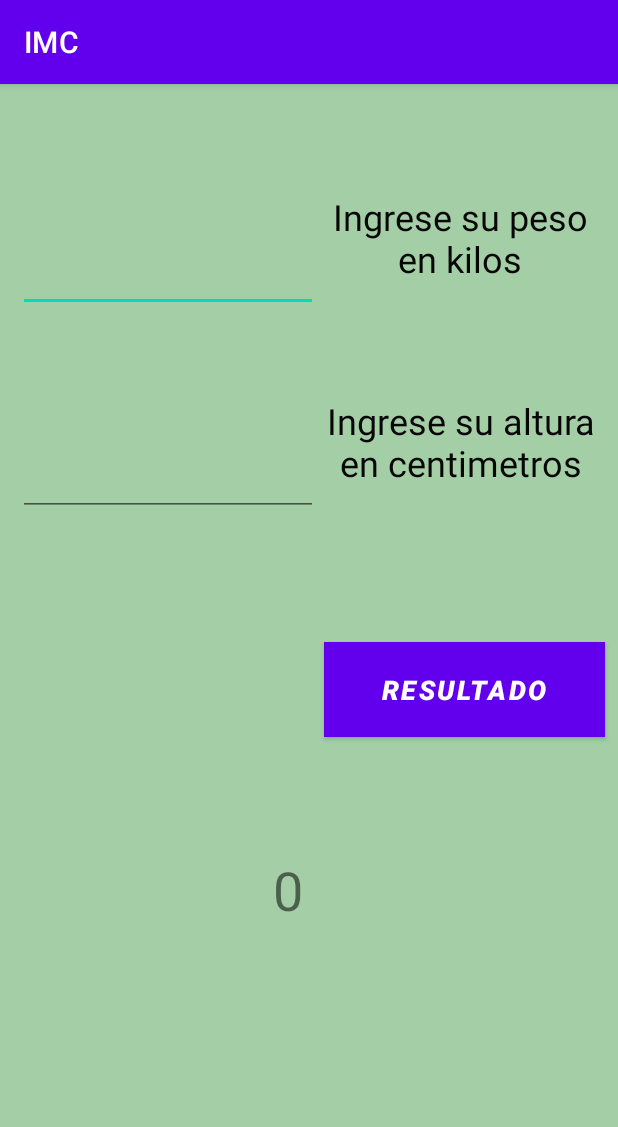
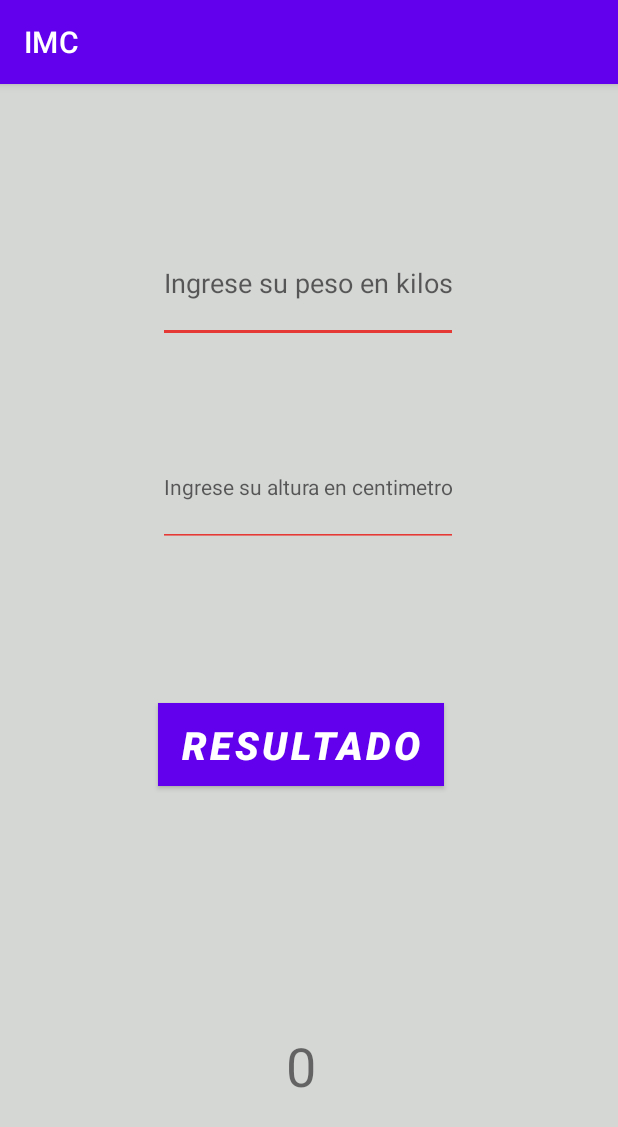
Before and after one commit to MartinezCristianD/IMC, an Android app: the screen it shows after launch (MainActivity), on a phone screen of 412 x 824 dp. Shown: the top 1127 px of the screen. Run offline under Robolectric (Android 15) with nearby library versions, the phone set to English and light mode, and no system bars; 2 statements that could not run were skipped.

Commit message:
initial code of imc

```diff
--- a/app/build.gradle
+++ b/app/build.gradle
@@ -2,7 +2,9 @@ plugins {
     id 'com.android.application'
     id 'kotlin-android'
 }
-
+apply plugin:"kotlin-android"
+apply plugin:"kotlin-android-extensions"
+apply plugin: "kotlin-kapt"
 android {
     compileSdkVersion 30
     buildToolsVersion "30.0.3"
--- a/app/src/main/java/com/panda/imc/MainActivity.kt
+++ b/app/src/main/java/com/panda/imc/MainActivity.kt
@@ -2,10 +2,70 @@ package com.panda.imc
 
 import androidx.appcompat.app.AppCompatActivity
 import android.os.Bundle
+import android.view.View
+import android.widget.Button
+import kotlinx.android.synthetic.main.activity_main.*
 
 class MainActivity : AppCompatActivity() {
+    private val high=findViewById<View>(R.id.high)as Double
+    private val weigth=findViewById<View>(R.id.weigth)as Double
+    private var opp=0.0
+
+
+
     override fun onCreate(savedInstanceState: Bundle?) {
         super.onCreate(savedInstanceState)
         setContentView(R.layout.activity_main)
+
+        val result: Button = findViewById(R.id.boton)
+        result.setOnClickListener{resultImc()}
     }
-}
+        private fun resultImc() {
+            if (this.high in 0.0..250.0 && weigth in 0.0..150.0) {
+                opp = weigth / (this.high * this.high)
+            } else {
+                resultView.text = "error"
+            }
+        }
+    }
+
+
+
+
+
+
+
+
+
+
+
+
+
+
+
+
+
+
+
+
+
+
+
+     /*   showView = "0"
+        val result: Button = findViewById(R.id.boton)
+        result.setOnClickListener(resView())
+    }
+    private var high = findViewById<EditText>(R.id.high)
+    private var weigth = findViewById<EditText>(R.id.weigth)
+    private var showView = findViewById<TextView>(R.id.resultView).toString()
+
+
+    private fun resView(): View.OnClickListener? {
+        val altura = high.toString().toDouble()
+        val peso = weigth.toString().toDouble()
+        val oper = (peso / (altura * altura))
+        showView = when (oper) {
+            in 10.0..70.0 -> oper.toString()
+            else -> "error"
+        }
+    }*/
--- a/app/src/main/res/layout/activity_main.xml
+++ b/app/src/main/res/layout/activity_main.xml
@@ -4,8 +4,8 @@
     xmlns:tools="http://schemas.android.com/tools"
     android:layout_width="match_parent"
     android:layout_height="match_parent"
-    android:background="#96CC67"
-    android:backgroundTint="#AD7AB87D"
+    android:background="#EFE8E8"
+    android:backgroundTint="#ADC1C5C1"
     android:hapticFeedbackEnabled="false"
     tools:context=".MainActivity">
 
@@ -13,21 +13,25 @@
         android:id="@+id/weigth"
         android:layout_width="200dp"
         android:layout_height="80dp"
+        android:backgroundTint="#E53935"
         android:ems="10"
+        android:hint="@string/weight"
         android:inputType="numberDecimal"
         app:layout_constraintBottom_toBottomOf="parent"
         app:layout_constraintEnd_toEndOf="parent"
-        app:layout_constraintHorizontal_bias="0.056"
+        app:layout_constraintHorizontal_bias="0.497"
         app:layout_constraintStart_toStartOf="parent"
         app:layout_constraintTop_toTopOf="parent"
-        app:layout_constraintVertical_bias="0.105" />
+        app:layout_constraintVertical_bias="0.135" />
 
     <EditText
         android:id="@+id/high"
         android:layout_width="200dp"
         android:layout_height="80dp"
         android:layout_marginTop="56dp"
+        android:backgroundTint="#E53935"
         android:ems="10"
+        android:hint="@string/high"
         android:inputType="number"
         android:textSize="14sp"
         app:layout_constraintEnd_toEndOf="@+id/weigth"
@@ -37,10 +41,9 @@
 
     <TextView
         android:id="@+id/resultView"
-        android:layout_width="400dp"
-        android:layout_height="100dp"
-        android:layout_marginTop="52dp"
-        android:layout_marginEnd="12dp"
+        android:layout_width="287dp"
+        android:layout_height="122dp"
+        android:layout_marginTop="72dp"
         android:gravity="center"
         android:padding="4dp"
         android:paddingStart="4dp"
@@ -51,56 +54,32 @@
         android:paddingBottom="4dp"
         android:text="0"
         android:textSize="36sp"
-        app:layout_constraintEnd_toEndOf="@+id/resultbutton"
-        app:layout_constraintTop_toBottomOf="@+id/resultbutton" />
+        app:layout_constraintBottom_toBottomOf="parent"
+        app:layout_constraintEnd_toEndOf="@+id/boton"
+        app:layout_constraintStart_toStartOf="@+id/boton"
+        app:layout_constraintTop_toBottomOf="@+id/boton" />
 
     <Button
-        android:id="@+id/resultbutton"
-        android:layout_width="187dp"
-        android:layout_height="63dp"
-        android:layout_marginStart="4dp"
-        android:layout_marginTop="84dp"
-        android:background="#0E0E0E"
-        android:backgroundTint="#AF684F"
+        android:id="@+id/boton"
+        android:layout_width="wrap_content"
+        android:layout_height="wrap_content"
+        android:layout_marginTop="104dp"
+        android:layout_marginEnd="112dp"
+        android:background="#039BE5"
+        android:backgroundTint="#2756A6"
+        android:foregroundGravity="clip_horizontal"
         android:foregroundTint="#CA2424"
+        android:gravity="center_vertical"
+        android:hapticFeedbackEnabled="false"
         android:text="@string/result"
-        android:textSize="18sp"
+        android:textSize="26sp"
         android:textStyle="bold|italic"
+        android:visibility="visible"
         app:iconTint="#151212"
-        app:layout_constraintEnd_toEndOf="parent"
+        app:layout_constraintEnd_toEndOf="@+id/high"
         app:layout_constraintHorizontal_bias="0.0"
-        app:layout_constraintStart_toEndOf="@+id/high"
-        app:layout_constraintTop_toBottomOf="@+id/textView3"
-        app:rippleColor="#813232"
+        app:layout_constraintStart_toStartOf="@+id/high"
+        app:layout_constraintTop_toBottomOf="@+id/high"
         app:strokeColor="#E13E3E" />
 
-    <TextView
-        android:id="@+id/textView2"
-        android:layout_width="190dp"
-        android:layout_height="80dp"
-        android:text="@string/weight"
-        android:textAlignment="center"
-        android:textColor="#070606"
-        android:textSize="24sp"
-        app:layout_constraintBottom_toBottomOf="@+id/weigth"
-        app:layout_constraintEnd_toEndOf="parent"
-        app:layout_constraintHorizontal_bias="0.0"
-        app:layout_constraintStart_toEndOf="@+id/weigth"
-        app:layout_constraintTop_toTopOf="@+id/weigth"
-        app:layout_constraintVertical_bias="1.0" />
-
-    <TextView
-        android:id="@+id/textView3"
-        android:layout_width="190dp"
-        android:layout_height="80dp"
-        android:layout_marginTop="56dp"
-        android:text="@string/high"
-        android:textAlignment="center"
-        android:textColor="#070606"
-        android:textSize="24sp"
-        app:layout_constraintEnd_toEndOf="@+id/textView2"
-        app:layout_constraintHorizontal_bias="0.0"
-        app:layout_constraintStart_toEndOf="@+id/high"
-        app:layout_constraintTop_toBottomOf="@+id/textView2" />
-
 </androidx.constraintlayout.widget.ConstraintLayout>
--- /dev/null
+++ b/app/src/main/res/values/ids.xml
@@ -0,0 +1,2 @@
+<?xml version="1.0" encoding="utf-8"?>
+<resources></resources>
--- a/app/src/main/res/values/strings.xml
+++ b/app/src/main/res/values/strings.xml
@@ -1,7 +1,8 @@
 <resources>
     <string name="app_name">IMC</string>
     <string name="result">Resultado</string>
-    <string name="weight">Ingrese su peso en kilos</string>
-    <string name="high">Ingrese su altura en centimetros</string>
+    <string name="weight"> Ingrese su peso en kilos</string>
+    <string name="high"> Ingrese su altura en centimetros</string>
+
 
 </resources>
```
Also changed, not shown: gradle/wrapper/gradle-wrapper.properties.
